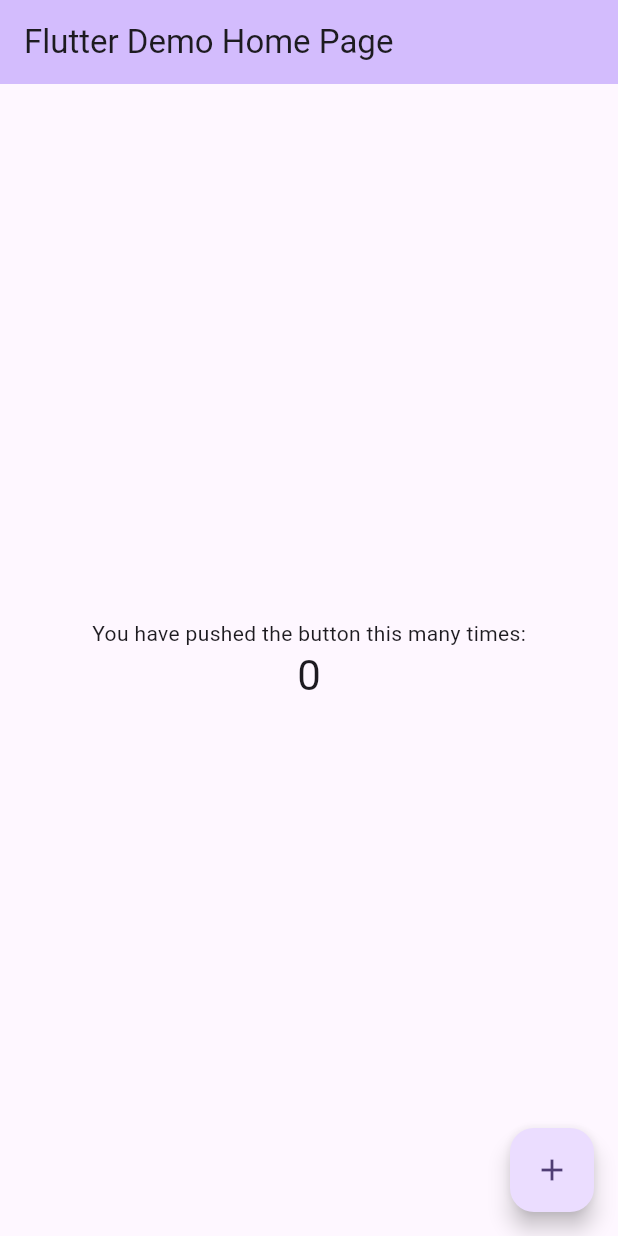
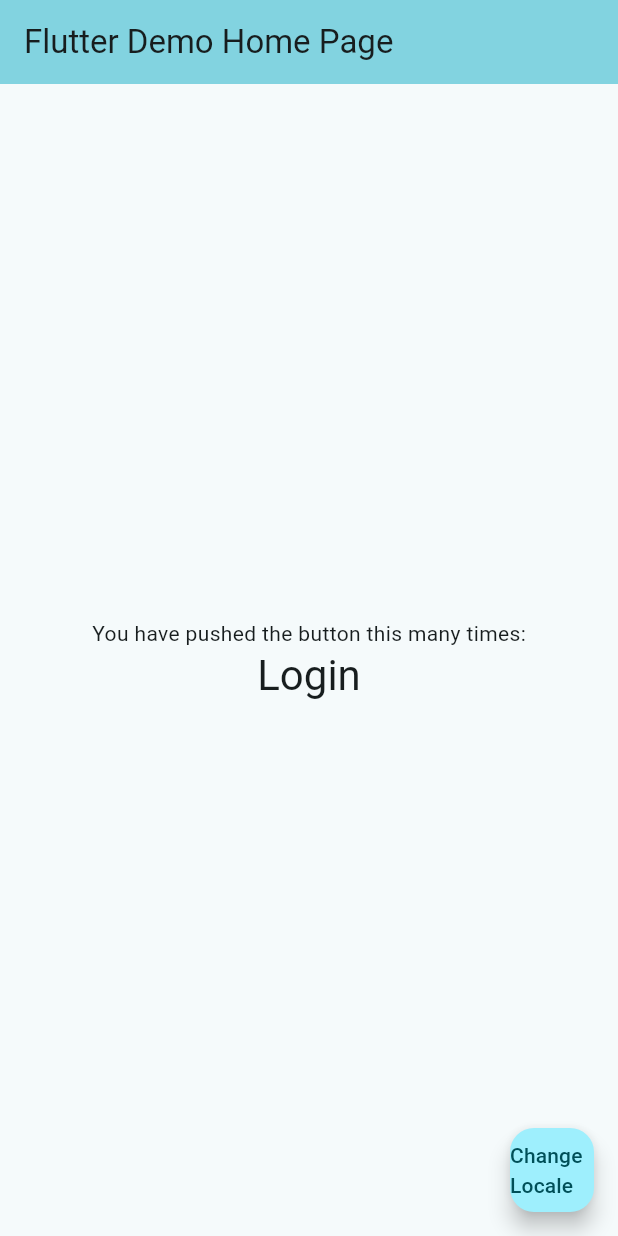
Before and after one commit to Tareq-Ghassan/ProgressSoft, a Flutter app: the screen it shows after launch, on a phone screen of 412 x 824 dp. Run offline on Flutter 3.47's test engine with Material 3 defaults, Android fonts, the phone set to English and light mode, and no system bars; our stand-ins replace flutter_bloc; generated files the repository leaves out were written again.

Commit message:
<locale & Bloc>

```diff
--- /dev/null
+++ b/lib/bloc/locale/locale_bloc.dart
@@ -0,0 +1,20 @@
+import 'package:flutter/material.dart';
+import 'package:flutter_bloc/flutter_bloc.dart';
+import 'package:progress_soft/constants/enum/locale_enum.dart';
+
+/// A [LocaleCubit] which manages an `Locale` as its state
+class LocaleCubit extends Cubit<Locale> {
+  /// The initial state of the [LocaleCubit] is `en`.
+  LocaleCubit() : super(Locale(Lang.english.value));
+
+  /// [setLocale] function to set a new locale value
+  void setLocale(Locale newLocale) {
+    emit(newLocale);
+  }
+
+  @override
+  void onChange(Change<Locale> change) {
+    super.onChange(change);
+    debugPrint(change.toString());
+  }
+}
--- /dev/null
+++ b/lib/bloc/posts/posts_bloc.dart
@@ -0,0 +1,8 @@
+
+import 'package:flutter_bloc/flutter_bloc.dart';
+import 'package:progress_soft/bloc/posts/posts_event.dart';
+import 'package:progress_soft/bloc/posts/posts_state.dart';
+
+class ProgressSoftBloc extends Bloc<ProgressSoftEvent, ProgressSoftState> {
+  ProgressSoftBloc(super.initialState);
+}
--- /dev/null
+++ b/lib/bloc/posts/posts_event.dart
@@ -0,0 +1,3 @@
+class ProgressSoftEvent {
+  const ProgressSoftEvent();
+}
--- /dev/null
+++ b/lib/bloc/posts/posts_state.dart
@@ -0,0 +1,3 @@
+class ProgressSoftState {
+  const ProgressSoftState();
+}
--- /dev/null
+++ b/lib/constants/enum/locale_enum.dart
@@ -0,0 +1,21 @@
+/// [Lang] is an enum class holds languages available in app
+enum Lang {
+  /// [english] English language
+  english,
+
+  /// [arabic] Arabic language
+  arabic,
+}
+
+///[LangExtension] Extenion on [Lang]
+extension LangExtension on Lang {
+  /// [value] return value of language as [String] 'en' or 'ar'
+  String get value {
+    switch (this) {
+      case Lang.english:
+        return 'en';
+      case Lang.arabic:
+        return 'ar';
+    }
+  }
+}
--- /dev/null
+++ b/lib/l10n/app_ar.arb
@@ -0,0 +1,3 @@
+{
+  "login": "تسجيل الدخول"
+}
--- /dev/null
+++ b/lib/l10n/app_en.arb
@@ -0,0 +1,3 @@
+{
+  "login": "Login"
+}
--- a/lib/main.dart
+++ b/lib/main.dart
@@ -1,68 +1,6 @@
 import 'package:flutter/material.dart';
+import 'package:progress_soft/presentation/screens/root.dart';
 
 void main() {
-  runApp(const MyApp());
+  runApp(const ProgressSoft());
 }
-
-class MyApp extends StatelessWidget {
-  const MyApp({super.key});
-  @override
-  Widget build(BuildContext context) {
-    return MaterialApp(
-      title: 'Flutter Demo',
-      theme: ThemeData(
-        colorScheme: ColorScheme.fromSeed(seedColor: Colors.deepPurple),
-        useMaterial3: true,
-      ),
-      home: const MyHomePage(title: 'Flutter Demo Home Page'),
-    );
-  }
-}
-
-class MyHomePage extends StatefulWidget {
-  const MyHomePage({super.key, required this.title});
-
-  final String title;
-
-  @override
-  State<MyHomePage> createState() => _MyHomePageState();
-}
-
-class _MyHomePageState extends State<MyHomePage> {
-  int _counter = 0;
-
-  void _incrementCounter() {
-    setState(() {
-      _counter++;
-    });
-  }
-
-  @override
-  Widget build(BuildContext context) {
-    return Scaffold(
-      appBar: AppBar(
-        backgroundColor: Theme.of(context).colorScheme.inversePrimary,
-        title: Text(widget.title),
-      ),
-      body: Center(
-        child: Column(
-          mainAxisAlignment: MainAxisAlignment.center,
-          children: <Widget>[
-            const Text(
-              'You have pushed the button this many times:',
-            ),
-            Text(
-              '$_counter',
-              style: Theme.of(context).textTheme.headlineMedium,
-            ),
-          ],
-        ),
-      ),
-      floatingActionButton: FloatingActionButton(
-        onPressed: _incrementCounter,
-        tooltip: 'Increment',
-        child: const Icon(Icons.add),
-      ),
-    );
-  }
-}
--- /dev/null
+++ b/lib/presentation/screens/root.dart
@@ -0,0 +1,47 @@
+import 'package:flutter/material.dart';
+import 'package:flutter_bloc/flutter_bloc.dart';
+import 'package:flutter_gen/gen_l10n/app_localizations.dart';
+import 'package:flutter_localizations/flutter_localizations.dart';
+import 'package:progress_soft/bloc/locale/locale_bloc.dart';
+import 'package:progress_soft/presentation/screens/splash_screen.dart';
+
+/// [navigatorKey] holds application state
+///
+/// the Navigator can be directly manipulated without
+///
+/// first obtaining it from a [BuildContext]
+final GlobalKey<NavigatorState> navigatorKey = GlobalKey<NavigatorState>();
+
+/// [ProgressSoft] is the MaterialApp root Widget
+class ProgressSoft extends StatelessWidget {
+  /// [ProgressSoft] Constutor
+  const ProgressSoft({super.key});
+  @override
+  Widget build(BuildContext context) {
+    return BlocProvider(
+      create: (_) => LocaleCubit(),
+      child: BlocBuilder<LocaleCubit, Locale>(
+        builder: (context, locale) {
+          return MaterialApp(
+            title: 'ProgressSoft',
+            navigatorKey: navigatorKey,
+            localizationsDelegates: const [
+              AppLocalizations.delegate,
+              GlobalMaterialLocalizations.delegate,
+              GlobalWidgetsLocalizations.delegate,
+              GlobalCupertinoLocalizations.delegate,
+            ],
+            supportedLocales: AppLocalizations.supportedLocales,
+            locale: locale,
+            debugShowCheckedModeBanner: false,
+            theme: ThemeData(
+              colorScheme: ColorScheme.fromSeed(seedColor: Colors.white),
+              useMaterial3: true,
+            ),
+            home: const SplashScreen(),
+          );
+        },
+      ),
+    );
+  }
+}
--- /dev/null
+++ b/lib/presentation/screens/splash_screen.dart
@@ -0,0 +1,60 @@
+import 'package:flutter/material.dart';
+import 'package:flutter_bloc/flutter_bloc.dart';
+import 'package:flutter_gen/gen_l10n/app_localizations.dart';
+import 'package:progress_soft/bloc/locale/locale_bloc.dart';
+import 'package:progress_soft/constants/enum/locale_enum.dart';
+
+/// [SplashScreen] represent the splash screen
+class SplashScreen extends StatefulWidget {
+  /// [SplashScreen] Construtor
+  const SplashScreen({
+    super.key,
+  });
+
+  @override
+  State<SplashScreen> createState() => _SplashScreenState();
+}
+
+class _SplashScreenState extends State<SplashScreen> {
+  @override
+  void initState() {
+    super.initState();
+  }
+
+  @override
+  Widget build(BuildContext context) {
+    final appLocalizations = AppLocalizations.of(context)!;
+    return Scaffold(
+      appBar: AppBar(
+        backgroundColor: Theme.of(context).colorScheme.inversePrimary,
+        title: const Text('Flutter Demo Home Page'),
+      ),
+      body: Center(
+        child: Column(
+          mainAxisAlignment: MainAxisAlignment.center,
+          children: <Widget>[
+            const Text(
+              'You have pushed the button this many times:',
+            ),
+            Text(
+              appLocalizations.login,
+              style: Theme.of(context).textTheme.headlineMedium,
+            ),
+          ],
+        ),
+      ),
+      floatingActionButton: FloatingActionButton(
+        onPressed: () {
+          final cubit = context.read<LocaleCubit>();
+          final currentLocale = cubit.state;
+          if (currentLocale.languageCode == Lang.english.value) {
+            cubit.setLocale(Locale(Lang.arabic.value));
+          } else {
+            cubit.setLocale(Locale(Lang.english.value));
+          }
+        },
+        child: const Text('Change Locale'),
+      ),
+    );
+  }
+}
--- a/pubspec.yaml
+++ b/pubspec.yaml
@@ -12,10 +12,10 @@ dependencies:
 
   cupertino_icons: ^1.0.6
   very_good_analysis: ^5.1.0
-  bloc: ^8.1.4
   flutter_localizations:
     sdk: flutter
   intl: any
+  flutter_bloc: ^8.1.6
 
 dev_dependencies:
   flutter_test:
@@ -26,7 +26,7 @@ dev_dependencies:
 
 
 flutter:
-
+  generate: true
   uses-material-design: true
 
 
```
Also changed, not shown: pubspec.lock, 1 other file.
